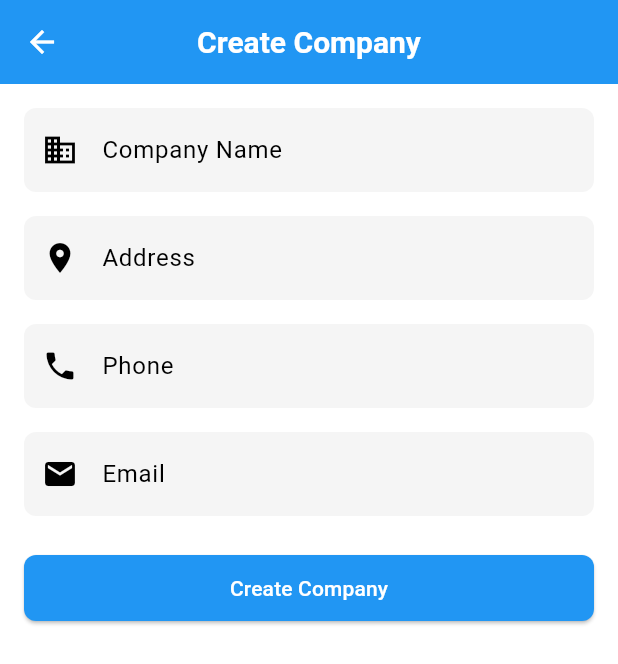
After one commit to KalebAsratemedhin/Demoz-Payroll-Zigba, a Flutter app: the CreateCompanyPage screen opened by its route, on a phone screen of 412 x 824 dp. The commit adds this screen. Shown: the top 664 px of the screen. Run offline on Flutter 3.47's test engine with Material 3 defaults, Android fonts, the phone set to English and light mode, and no system bars; our stand-ins replace dartz, equatable, flutter_bloc, hive, hive_flutter; accounts and stored records are empty.

Commit message:
feat: add company

```diff
--- a/demoz_payroll/lib/core/theme/app_theme.dart
+++ b/demoz_payroll/lib/core/theme/app_theme.dart
@@ -2,12 +2,13 @@ import 'package:flutter/material.dart';
 
 class AppTheme {
   static ThemeData get lightTheme {
+    const Color primaryColor = Color(0x0D3085FE);
     return ThemeData(
       primaryColor: Colors.blue,
       scaffoldBackgroundColor: Colors.white,
       colorScheme: ColorScheme.light(
-        primary: Colors.blue,
-        secondary: Colors.blue.shade700,
+        primary: primaryColor,
+        secondary: primaryColor.withOpacity(0.7),
         background: Colors.white,
       ),
       appBarTheme: const AppBarTheme(
--- /dev/null
+++ b/demoz_payroll/lib/features/company/data/repositories/company_repository_impl.dart
@@ -0,0 +1,147 @@
+import 'package:dartz/dartz.dart';
+import 'package:hive/hive.dart';
+import '../../domain/entities/company.dart';
+import '../../domain/repositories/company_repository.dart';
+
+class CompanyRepositoryImpl implements CompanyRepository {
+  static const String _companyBoxName = 'companies';
+
+  Future<Box> _getCompanyBox() async {
+    return await Hive.openBox(_companyBoxName);
+  }
+
+  @override
+  Future<Either<String, Company>> createCompany(
+    String name,
+    String ownerId,
+  ) async {
+    try {
+      final box = await _getCompanyBox();
+
+      final company = Company(
+        id: DateTime.now().millisecondsSinceEpoch.toString(),
+        name: name,
+        ownerId: ownerId,
+      );
+
+      await box.put(company.id, {
+        'id': company.id,
+        'name': company.name,
+        'ownerId': company.ownerId,
+        'address': company.address,
+        'phone': company.phone,
+        'email': company.email,
+        'employeeIds': company.employeeIds,
+      });
+
+      return Right(company);
+    } catch (e) {
+      return Left(e.toString());
+    }
+  }
+
+  @override
+  Future<Either<String, Company>> updateCompany(Company company) async {
+    try {
+      final box = await _getCompanyBox();
+
+      await box.put(company.id, {
+        'id': company.id,
+        'name': company.name,
+        'ownerId': company.ownerId,
+        'address': company.address,
+        'phone': company.phone,
+        'email': company.email,
+        'employeeIds': company.employeeIds,
+      });
+
+      return Right(company);
+    } catch (e) {
+      return Left(e.toString());
+    }
+  }
+
+  @override
+  Future<Either<String, Company?>> getCompanyById(String id) async {
+    try {
+      final box = await _getCompanyBox();
+      final companyData = box.get(id);
+
+      if (companyData == null) {
+        return const Right(null);
+      }
+
+      return Right(Company(
+        id: companyData['id'],
+        name: companyData['name'],
+        ownerId: companyData['ownerId'],
+        address: companyData['address'],
+        phone: companyData['phone'],
+        email: companyData['email'],
+        employeeIds: List<String>.from(companyData['employeeIds'] ?? []),
+      ));
+    } catch (e) {
+      return Left(e.toString());
+    }
+  }
+
+  @override
+  Future<Either<String, Company?>> getCompanyByOwnerId(String ownerId) async {
+    try {
+      final box = await _getCompanyBox();
+      final companies = box.values.toList();
+
+      final companyData = companies.firstWhere(
+        (company) => company['ownerId'] == ownerId,
+        orElse: () => null,
+      );
+
+      if (companyData == null) {
+        return const Right(null);
+      }
+
+      return Right(Company(
+        id: companyData['id'],
+        name: companyData['name'],
+        ownerId: companyData['ownerId'],
+        address: companyData['address'],
+        phone: companyData['phone'],
+        email: companyData['email'],
+        employeeIds: List<String>.from(companyData['employeeIds'] ?? []),
+      ));
+    } catch (e) {
+      return Left(e.toString());
+    }
+  }
+
+  @override
+  Future<Either<String, List<Company>>> getAllCompanies() async {
+    try {
+      final box = await _getCompanyBox();
+      final companies = box.values.map((companyData) => Company(
+        id: companyData['id'],
+        name: companyData['name'],
+        ownerId: companyData['ownerId'],
+        address: companyData['address'],
+        phone: companyData['phone'],
+        email: companyData['email'],
+        employeeIds: List<String>.from(companyData['employeeIds'] ?? []),
+      )).toList();
+
+      return Right(companies);
+    } catch (e) {
+      return Left(e.toString());
+    }
+  }
+
+  @override
+  Future<Either<String, void>> deleteCompany(String id) async {
+    try {
+      final box = await _getCompanyBox();
+      await box.delete(id);
+      return const Right(null);
+    } catch (e) {
+      return Left(e.toString());
+    }
+  }
+}
--- /dev/null
+++ b/demoz_payroll/lib/features/company/domain/entities/company.dart
@@ -0,0 +1,50 @@
+import 'package:equatable/equatable.dart';
+
+class Company extends Equatable {
+  final String id;
+  final String name;
+  final String? address;
+  final String? phone;
+  final String? email;
+  final String ownerId;
+  final List<String> employeeIds;
+
+  const Company({
+    required this.id,
+    required this.name,
+    this.address,
+    this.phone,
+    this.email,
+    required this.ownerId,
+    this.employeeIds = const [],
+  });
+
+  Company copyWith({
+    String? name,
+    String? address,
+    String? phone,
+    String? email,
+    List<String>? employeeIds,
+  }) {
+    return Company(
+      id: id,
+      name: name ?? this.name,
+      address: address ?? this.address,
+      phone: phone ?? this.phone,
+      email: email ?? this.email,
+      ownerId: ownerId,
+      employeeIds: employeeIds ?? this.employeeIds,
+    );
+  }
+
+  @override
+  List<Object?> get props => [
+        id,
+        name,
+        address,
+        phone,
+        email,
+        ownerId,
+        employeeIds,
+      ];
+}
--- /dev/null
+++ b/demoz_payroll/lib/features/company/domain/repositories/company_repository.dart
@@ -0,0 +1,11 @@
+import 'package:dartz/dartz.dart';
+import '../entities/company.dart';
+
+abstract class CompanyRepository {
+  Future<Either<String, Company>> createCompany(String name, String ownerId);
+  Future<Either<String, Company>> updateCompany(Company company);
+  Future<Either<String, Company?>> getCompanyById(String id);
+  Future<Either<String, Company?>> getCompanyByOwnerId(String ownerId);
+  Future<Either<String, List<Company>>> getAllCompanies();
+  Future<Either<String, void>> deleteCompany(String id);
+}
--- /dev/null
+++ b/demoz_payroll/lib/features/company/presentation/bloc/company_bloc.dart
@@ -0,0 +1,147 @@
+import 'package:flutter_bloc/flutter_bloc.dart';
+import 'package:equatable/equatable.dart';
+import '../../domain/entities/company.dart';
+import '../../domain/repositories/company_repository.dart';
+
+abstract class CompanyEvent extends Equatable {
+  const CompanyEvent();
+
+  @override
+  List<Object?> get props => [];
+}
+
+class CreateCompanyEvent extends CompanyEvent {
+  final String name;
+  final String ownerId;
+
+  const CreateCompanyEvent({
+    required this.name,
+    required this.ownerId,
+  });
+
+  @override
+  List<Object?> get props => [name, ownerId];
+}
+
+class UpdateCompanyEvent extends CompanyEvent {
+  final Company company;
+
+  const UpdateCompanyEvent(this.company);
+
+  @override
+  List<Object?> get props => [company];
+}
+
+class GetCompanyByOwnerEvent extends CompanyEvent {
+  final String ownerId;
+
+  const GetCompanyByOwnerEvent(this.ownerId);
+
+  @override
+  List<Object?> get props => [ownerId];
+}
+
+class DeleteCompanyEvent extends CompanyEvent {
+  final String companyId;
+
+  const DeleteCompanyEvent(this.companyId);
+
+  @override
+  List<Object?> get props => [companyId];
+}
+
+// States
+abstract class CompanyState extends Equatable {
+  const CompanyState();
+
+  @override
+  List<Object?> get props => [];
+}
+
+class CompanyInitial extends CompanyState {}
+
+class CompanyLoading extends CompanyState {}
+
+class CompanyLoaded extends CompanyState {
+  final Company company;
+
+  const CompanyLoaded(this.company);
+
+  @override
+  List<Object?> get props => [company];
+}
+
+class CompanyError extends CompanyState {
+  final String message;
+
+  const CompanyError(this.message);
+
+  @override
+  List<Object?> get props => [message];
+}
+
+class CompanyDeleted extends CompanyState {}
+
+class CompanyBloc extends Bloc<CompanyEvent, CompanyState> {
+  final CompanyRepository _companyRepository;
+
+  CompanyBloc(this._companyRepository) : super(CompanyInitial()) {
+    on<CreateCompanyEvent>(_onCreateCompany);
+    on<UpdateCompanyEvent>(_onUpdateCompany);
+    on<GetCompanyByOwnerEvent>(_onGetCompanyByOwner);
+    on<DeleteCompanyEvent>(_onDeleteCompany);
+  }
+
+  Future<void> _onCreateCompany(
+    CreateCompanyEvent event,
+    Emitter<CompanyState> emit,
+  ) async {
+    emit(CompanyLoading());
+    final result = await _companyRepository.createCompany(
+      event.name,
+      event.ownerId,
+    );
+    result.fold(
+      (error) => emit(CompanyError(error)),
+      (company) => emit(CompanyLoaded(company)),
+    );
+  }
+
+  Future<void> _onUpdateCompany(
+    UpdateCompanyEvent event,
+    Emitter<CompanyState> emit,
+  ) async {
+    emit(CompanyLoading());
+    final result = await _companyRepository.updateCompany(event.company);
+    result.fold(
+      (error) => emit(CompanyError(error)),
+      (company) => emit(CompanyLoaded(company)),
+    );
+  }
+
+  Future<void> _onGetCompanyByOwner(
+    GetCompanyByOwnerEvent event,
+    Emitter<CompanyState> emit,
+  ) async {
+    emit(CompanyLoading());
+    final result = await _companyRepository.getCompanyByOwnerId(event.ownerId);
+    result.fold(
+      (error) => emit(CompanyError(error)),
+      (company) => emit(
+        company != null ? CompanyLoaded(company) : CompanyInitial(),
+      ),
+    );
+  }
+
+  Future<void> _onDeleteCompany(
+    DeleteCompanyEvent event,
+    Emitter<CompanyState> emit,
+  ) async {
+    emit(CompanyLoading());
+    final result = await _companyRepository.deleteCompany(event.companyId);
+    result.fold(
+      (error) => emit(CompanyError(error)),
+      (_) => emit(CompanyDeleted()),
+    );
+  }
+}
--- /dev/null
+++ b/demoz_payroll/lib/features/company/presentation/pages/create_company_page.dart
@@ -0,0 +1,123 @@
+import 'package:flutter/material.dart';
+import 'package:flutter_bloc/flutter_bloc.dart';
+import '../bloc/company_bloc.dart';
+import '../../../auth/presentation/bloc/auth_bloc.dart';
+
+class CreateCompanyPage extends StatefulWidget {
+  const CreateCompanyPage({super.key});
+
+  @override
+  State<CreateCompanyPage> createState() => _CreateCompanyPageState();
+}
+
+class _CreateCompanyPageState extends State<CreateCompanyPage> {
+  final _formKey = GlobalKey<FormState>();
+  final _nameController = TextEditingController();
+  final _addressController = TextEditingController();
+  final _phoneController = TextEditingController();
+  final _emailController = TextEditingController();
+
+  @override
+  void dispose() {
+    _nameController.dispose();
+    _addressController.dispose();
+    _phoneController.dispose();
+    _emailController.dispose();
+    super.dispose();
+  }
+
+  void _onCreateCompany() {
+    if (_formKey.currentState?.validate() ?? false) {
+      final authState = context.read<AuthBloc>().state;
+      if (authState is Authenticated) {
+        context.read<CompanyBloc>().add(
+              CreateCompanyEvent(
+                name: _nameController.text,
+                ownerId: authState.user.id,
+              ),
+            );
+      }
+    }
+  }
+
+  @override
+  Widget build(BuildContext context) {
+    return Scaffold(
+      appBar: AppBar(
+        title: const Text('Create Company'),
+      ),
+      body: BlocListener<CompanyBloc, CompanyState>(
+        listener: (context, state) {
+          if (state is CompanyError) {
+            ScaffoldMessenger.of(context).showSnackBar(
+              SnackBar(content: Text(state.message)),
+            );
+          } else if (state is CompanyLoaded) {
+            Navigator.of(context).pop();
+          }
+        },
+        child: SingleChildScrollView(
+          padding: const EdgeInsets.all(16.0),
+          child: Form(
+            key: _formKey,
+            child: Column(
+              crossAxisAlignment: CrossAxisAlignment.stretch,
+              children: [
+                TextFormField(
+                  controller: _nameController,
+                  decoration: const InputDecoration(
+                    labelText: 'Company Name',
+                    prefixIcon: Icon(Icons.business),
+                  ),
+                  validator: (value) {
+                    if (value?.isEmpty ?? true) {
+                      return 'Please enter company name';
+                    }
+                    return null;
+                  },
+                ),
+                const SizedBox(height: 16),
+                TextFormField(
+                  controller: _addressController,
+                  decoration: const InputDecoration(
+                    labelText: 'Address',
+                    prefixIcon: Icon(Icons.location_on),
+                  ),
+                ),
+                const SizedBox(height: 16),
+                TextFormField(
+                  controller: _phoneController,
+                  decoration: const InputDecoration(
+                    labelText: 'Phone',
+                    prefixIcon: Icon(Icons.phone),
+                  ),
+                  keyboardType: TextInputType.phone,
+                ),
+                const SizedBox(height: 16),
+                TextFormField(
+                  controller: _emailController,
+                  decoration: const InputDecoration(
+                    labelText: 'Email',
+                    prefixIcon: Icon(Icons.email),
+                  ),
+                  keyboardType: TextInputType.emailAddress,
+                ),
+                const SizedBox(height: 24),
+                BlocBuilder<CompanyBloc, CompanyState>(
+                  builder: (context, state) {
+                    return ElevatedButton(
+                      onPressed: state is CompanyLoading ? null : _onCreateCompany,
+                      child: state is CompanyLoading
+                          ? const CircularProgressIndicator()
+                          : const Text('Create Company'),
+                    );
+                  },
+                ),
+              ],
+            ),
+          ),
+        ),
+      ),
+    );
+  }
+}
--- a/demoz_payroll/lib/main.dart
+++ b/demoz_payroll/lib/main.dart
@@ -6,10 +6,10 @@ import 'features/auth/data/repositories/auth_repository_impl.dart';
 import 'features/auth/presentation/bloc/auth_bloc.dart';
 import 'features/auth/presentation/pages/login_page.dart';
 import 'features/auth/presentation/pages/signup_page.dart';
-// import 'features/company/data/repositories/company_repository_impl.dart';
-// import 'features/company/presentation/bloc/company_bloc.dart';
-// import 'features/company/presentation/pages/create_company_page.dart';
-// import 'features/company/presentation/pages/management_page.dart';
+import 'features/company/data/repositories/company_repository_impl.dart';
+import 'features/company/presentation/bloc/company_bloc.dart';
+import 'features/company/presentation/pages/create_company_page.dart';
+import 'features/company/presentation/pages/management_page.dart';
 // import 'features/employee/data/repositories/employee_repository_impl.dart';
 // import 'features/employee/presentation/bloc/employee_bloc.dart';
 // import 'features/employee/presentation/pages/employee_list_page.dart';
@@ -31,9 +31,9 @@ class MyApp extends StatelessWidget {
         RepositoryProvider<AuthRepositoryImpl>(
           create: (context) => AuthRepositoryImpl(),
         ),
-        // RepositoryProvider<CompanyRepositoryImpl>(
-        //   create: (context) => CompanyRepositoryImpl(),
-        // ),
+        RepositoryProvider<CompanyRepositoryImpl>(
+          create: (context) => CompanyRepositoryImpl(),
+        ),
         // RepositoryProvider<EmployeeRepositoryImpl>(
         //   create: (context) => EmployeeRepositoryImpl(
         //     EmployeeLocalDataSourceImpl(),
@@ -47,11 +47,11 @@ class MyApp extends StatelessWidget {
               context.read<AuthRepositoryImpl>(),
             )..add(CheckAuthEvent()),
           ),
-          // BlocProvider<CompanyBloc>(
-          //   create: (context) => CompanyBloc(
-          //     context.read<CompanyRepositoryImpl>(),
-          //   ),
-          // ),
+          BlocProvider<CompanyBloc>(
+            create: (context) => CompanyBloc(
+              context.read<CompanyRepositoryImpl>(),
+            ),
+          ),
           // BlocProvider<EmployeeBloc>(
           //   create: (context) => EmployeeBloc(
           //     context.read<EmployeeRepositoryImpl>(),
@@ -64,7 +64,7 @@ class MyApp extends StatelessWidget {
           home: const AuthWrapper(),
           routes: {
             '/signup': (context) => const SignUpPage(),
-            // '/create_company': (context) => const CreateCompanyPage(),
+            '/create_company': (context) => const CreateCompanyPage(),
             // '/add_employee': (context) => const AddEmployeePage(),
           },
         ),
```
Also changed, not shown: demoz_payroll/lib/features/company/presentation/pages/management_page.dart (added, +42 -0 lines).
